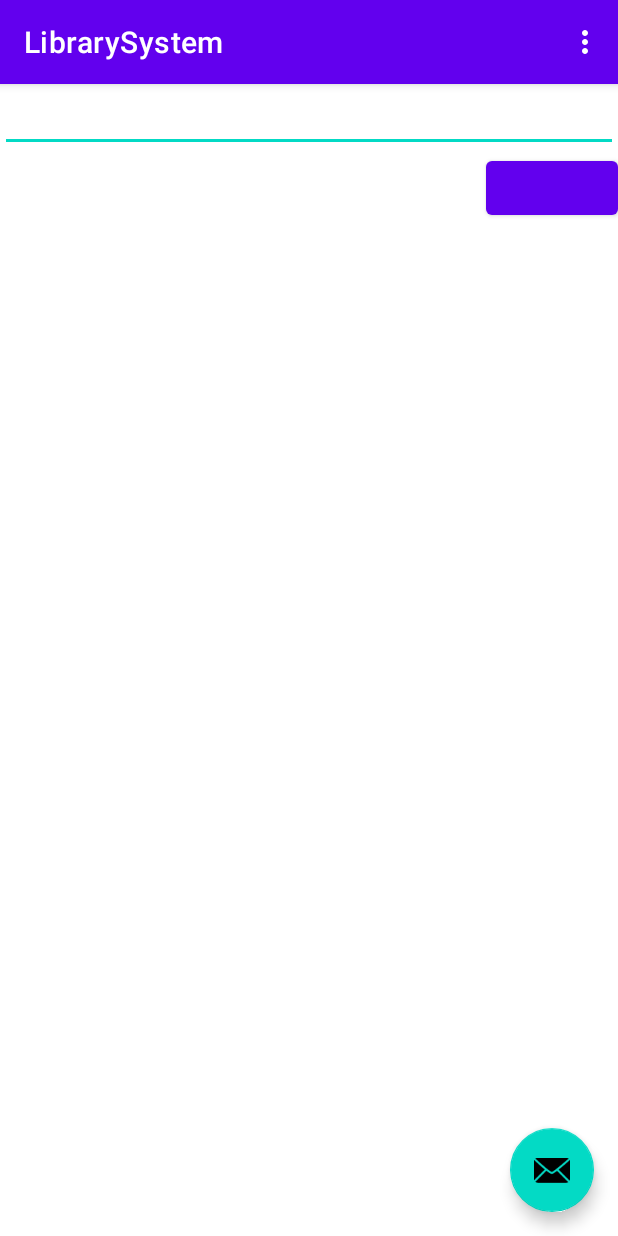
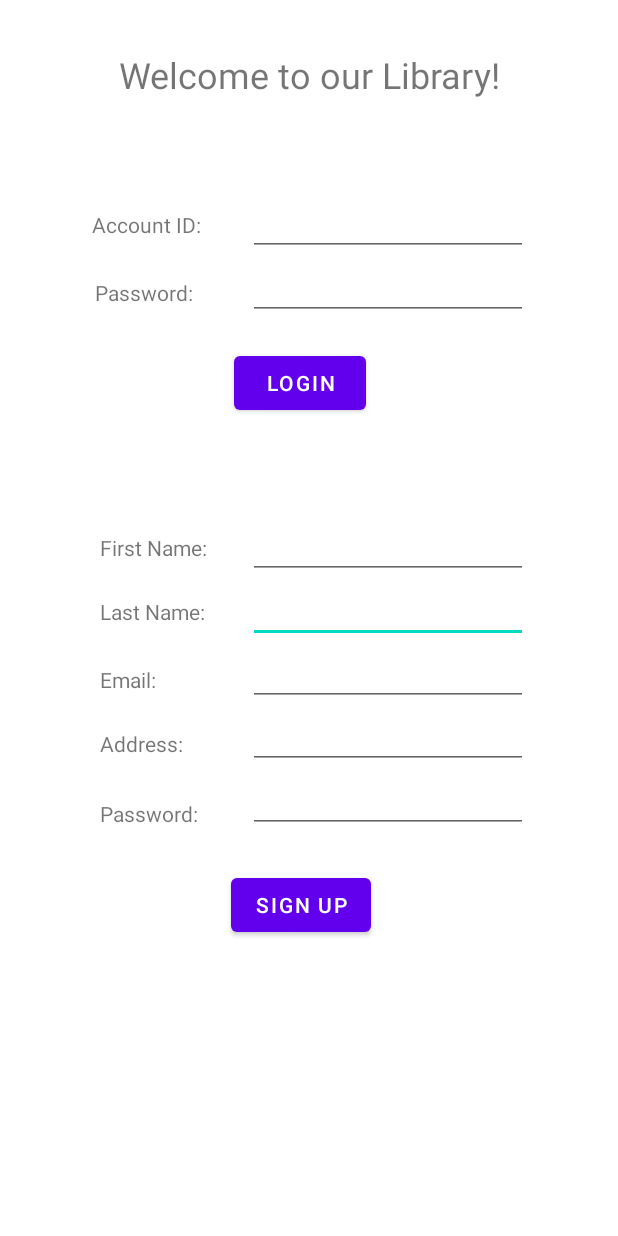
Before and after one commit to McGill-ECSE321-Fall2021/project-group-23, an Android app: the screen it shows after launch (MainActivity), on a phone screen of 412 x 824 dp. Run offline under Robolectric (Android 15) with nearby library versions, the phone set to English and light mode, and no system bars; our stand-ins replace navigation-ui.

Commit message:
Added UI for Android Login/Signup Page

```diff
--- a/LibrarySystem-Android/app/build.gradle
+++ b/LibrarySystem-Android/app/build.gradle
@@ -3,12 +3,12 @@ plugins {
 }
 
 android {
-    compileSdk 30
+    compileSdk 31
 
     defaultConfig {
         applicationId "ca.mcgill.ecse321.librarysystem"
         minSdk 21
-        targetSdk 30
+        targetSdk 31
         versionCode 1
         versionName "1.0"
 
--- a/LibrarySystem-Android/app/src/main/java/ca/mcgill/ecse321/librarysystem/MainActivity.java
+++ b/LibrarySystem-Android/app/src/main/java/ca/mcgill/ecse321/librarysystem/MainActivity.java
@@ -31,53 +31,9 @@ public class MainActivity extends AppCompatActivity {
     @Override
     protected void onCreate(Bundle savedInstanceState) {
         super.onCreate(savedInstanceState);
+        setContentView(R.layout.login);
 
-        binding = ActivityMainBinding.inflate(getLayoutInflater());
-        setContentView(binding.getRoot());
-
-        setSupportActionBar(binding.toolbar);
-
-        NavController navController = Navigation.findNavController(this, R.id.nav_host_fragment_content_main);
-        appBarConfiguration = new AppBarConfiguration.Builder(navController.getGraph()).build();
-        NavigationUI.setupActionBarWithNavController(this, navController, appBarConfiguration);
-
-        binding.fab.setOnClickListener(new View.OnClickListener() {
-            @Override
-            public void onClick(View view) {
-                Snackbar.make(view, "Replace with your own action", Snackbar.LENGTH_LONG)
-                        .setAction("Action", null).show();
-            }
-        });
-        refreshErrorMessage();
-    }
-
-    @Override
-    public boolean onCreateOptionsMenu(Menu menu) {
-        // Inflate the menu; this adds items to the action bar if it is present.
-        getMenuInflater().inflate(R.menu.menu_main, menu);
-        return true;
-    }
-
-    @Override
-    public boolean onOptionsItemSelected(MenuItem item) {
-        // Handle action bar item clicks here. The action bar will
-        // automatically handle clicks on the Home/Up button, so long
-        // as you specify a parent activity in AndroidManifest.xml.
-        int id = item.getItemId();
-
-        //noinspection SimplifiableIfStatement
-        if (id == R.id.action_settings) {
-            return true;
-        }
-
-        return super.onOptionsItemSelected(item);
-    }
-
-    @Override
-    public boolean onSupportNavigateUp() {
-        NavController navController = Navigation.findNavController(this, R.id.nav_host_fragment_content_main);
-        return NavigationUI.navigateUp(navController, appBarConfiguration)
-                || super.onSupportNavigateUp();
+        //refreshErrorMessage();
     }
 
     private void refreshErrorMessage() {
--- /dev/null
+++ b/LibrarySystem-Android/app/src/main/res/layout/customer_home_page.xml
@@ -0,0 +1,28 @@
+<?xml version="1.0" encoding="utf-8"?>
+<androidx.constraintlayout.widget.ConstraintLayout xmlns:android="http://schemas.android.com/apk/res/android"
+    xmlns:app="http://schemas.android.com/apk/res-auto"
+    xmlns:tools="http://schemas.android.com/tools"
+    android:layout_width="match_parent"
+    android:layout_height="match_parent">
+
+    <androidx.drawerlayout.widget.DrawerLayout
+        android:id="@+id/drawer_layout"
+        android:layout_width="0dp"
+        android:layout_height="0dp"
+        android:fitsSystemWindows="true"
+        app:layout_constraintBottom_toBottomOf="parent"
+        app:layout_constraintEnd_toEndOf="parent"
+        app:layout_constraintStart_toStartOf="parent"
+        app:layout_constraintTop_toTopOf="parent">
+
+        <!-- Your contents -->
+
+        <com.google.android.material.navigation.NavigationView
+            android:id="@+id/navigation"
+            android:layout_width="wrap_content"
+            android:layout_height="match_parent"
+            android:layout_gravity="start" />
+        app:menu="@menu/my_navigation_items"
+
+    </androidx.drawerlayout.widget.DrawerLayout>
+</androidx.constraintlayout.widget.ConstraintLayout>
--- /dev/null
+++ b/LibrarySystem-Android/app/src/main/res/layout/login.xml
@@ -0,0 +1,183 @@
+<?xml version="1.0" encoding="utf-8"?>
+
+<androidx.constraintlayout.widget.ConstraintLayout xmlns:android="http://schemas.android.com/apk/res/android"
+    xmlns:app="http://schemas.android.com/apk/res-auto"
+    xmlns:tools="http://schemas.android.com/tools"
+    android:layout_width="match_parent"
+    android:layout_height="match_parent">
+
+    <TextView
+        android:id="@+id/textView"
+        android:layout_width="wrap_content"
+        android:layout_height="wrap_content"
+        android:layout_marginTop="33dp"
+        android:text="Welcome to our Library!"
+        android:textSize="24sp"
+        app:layout_constraintEnd_toEndOf="parent"
+        app:layout_constraintStart_toStartOf="parent"
+        app:layout_constraintTop_toTopOf="parent" />
+
+    <EditText
+        android:id="@+id/editTextAccountId4"
+        android:layout_width="wrap_content"
+        android:layout_height="wrap_content"
+        android:ems="10"
+        android:inputType="text"
+        android:textSize="16sp"
+        app:layout_constraintStart_toStartOf="@+id/editTextAccountId3"
+        app:layout_constraintTop_toBottomOf="@+id/editTextAccountId3" />
+
+    <TextView
+        android:id="@+id/textView6"
+        android:layout_width="wrap_content"
+        android:layout_height="wrap_content"
+        android:layout_marginEnd="27dp"
+        android:text="First Name:"
+        app:layout_constraintBaseline_toBaselineOf="@+id/editTextAccountId3"
+        app:layout_constraintEnd_toStartOf="@+id/editTextAccountId3" />
+
+    <EditText
+        android:id="@+id/editTextAccountId5"
+        android:layout_width="wrap_content"
+        android:layout_height="wrap_content"
+        android:layout_marginTop="42dp"
+        android:ems="10"
+        android:inputType="textEmailAddress"
+        android:textSize="16sp"
+        app:layout_constraintStart_toStartOf="@+id/editTextAccountId4"
+        app:layout_constraintTop_toTopOf="@+id/editTextAccountId4" />
+
+    <EditText
+        android:id="@+id/editTextAccountId3"
+        android:layout_width="wrap_content"
+        android:layout_height="wrap_content"
+        android:layout_marginTop="64dp"
+        android:ems="10"
+        android:inputType="text"
+        android:textSize="16sp"
+        app:layout_constraintEnd_toEndOf="@+id/editTextTextPassword"
+        app:layout_constraintStart_toStartOf="@+id/editTextTextPassword"
+        app:layout_constraintTop_toBottomOf="@+id/button" />
+
+    <Button
+        android:id="@+id/button2"
+        android:layout_width="wrap_content"
+        android:layout_height="wrap_content"
+        android:layout_marginStart="22dp"
+        android:layout_marginTop="24dp"
+        android:text="SIGN UP"
+        app:layout_constraintStart_toEndOf="@+id/textView7"
+        app:layout_constraintTop_toBottomOf="@+id/editTextTextPassword2" />
+
+    <TextView
+        android:id="@+id/textView8"
+        android:layout_width="wrap_content"
+        android:layout_height="wrap_content"
+        android:text="Last Name:"
+        app:layout_constraintBaseline_toBaselineOf="@+id/editTextAccountId4"
+        app:layout_constraintStart_toStartOf="@+id/textView6" />
+
+    <TextView
+        android:id="@+id/textView9"
+        android:layout_width="wrap_content"
+        android:layout_height="wrap_content"
+        android:layout_marginTop="26dp"
+        android:text="Email:"
+        app:layout_constraintStart_toStartOf="@+id/textView8"
+        app:layout_constraintTop_toBottomOf="@+id/textView8" />
+
+    <EditText
+        android:id="@+id/editTextTextPassword2"
+        android:layout_width="wrap_content"
+        android:layout_height="wrap_content"
+        android:ems="10"
+        android:inputType="textPassword"
+        android:textSize="16sp"
+        app:layout_constraintStart_toStartOf="@+id/editTextAccountId6"
+        app:layout_constraintTop_toBottomOf="@+id/editTextAccountId6" />
+
+    <EditText
+        android:id="@+id/editTextAccountId6"
+        android:layout_width="wrap_content"
+        android:layout_height="wrap_content"
+        android:layout_marginTop="42dp"
+        android:ems="10"
+        android:inputType="text"
+        android:textSize="16sp"
+        app:layout_constraintStart_toStartOf="@+id/editTextAccountId5"
+        app:layout_constraintTop_toTopOf="@+id/editTextAccountId5" />
+
+    <TextView
+        android:id="@+id/textView7"
+        android:layout_width="wrap_content"
+        android:layout_height="wrap_content"
+        android:layout_marginTop="27dp"
+        android:text="Password:"
+        app:layout_constraintStart_toStartOf="@+id/textView10"
+        app:layout_constraintTop_toBottomOf="@+id/textView10" />
+
+    <TextView
+        android:id="@+id/textView10"
+        android:layout_width="wrap_content"
+        android:layout_height="wrap_content"
+        android:layout_marginTop="23dp"
+        android:text="Address:"
+        app:layout_constraintStart_toStartOf="@+id/textView9"
+        app:layout_constraintTop_toBottomOf="@+id/textView9" />
+
+    <EditText
+        android:id="@+id/editTextTextPassword"
+        android:layout_width="wrap_content"
+        android:layout_height="wrap_content"
+        android:ems="10"
+        android:inputType="textPassword"
+        android:textSize="16sp"
+        app:layout_constraintStart_toStartOf="@+id/editTextAccountId"
+        app:layout_constraintTop_toBottomOf="@+id/editTextAccountId" />
+
+    <EditText
+        android:id="@+id/editTextAccountId"
+        android:layout_width="wrap_content"
+        android:layout_height="wrap_content"
+        android:layout_marginTop="128dp"
+        android:ems="10"
+        android:inputType="number"
+        android:textSize="16sp"
+        app:layout_constraintEnd_toEndOf="parent"
+        app:layout_constraintStart_toEndOf="@+id/textView3"
+        app:layout_constraintTop_toTopOf="parent" />
+
+    <TextView
+        android:id="@+id/textView3"
+        android:layout_width="wrap_content"
+        android:layout_height="wrap_content"
+        android:layout_marginStart="1dp"
+        android:layout_marginEnd="31dp"
+        android:text="Account ID:"
+        app:layout_constraintBaseline_toBaselineOf="@+id/editTextAccountId"
+        app:layout_constraintEnd_toStartOf="@+id/editTextAccountId"
+        app:layout_constraintHorizontal_chainStyle="packed"
+        app:layout_constraintStart_toStartOf="parent" />
+
+    <TextView
+        android:id="@+id/textView4"
+        android:layout_width="wrap_content"
+        android:layout_height="wrap_content"
+        android:layout_marginStart="2dp"
+        android:layout_marginTop="26dp"
+        android:text="Password:"
+        app:layout_constraintStart_toStartOf="@+id/textView3"
+        app:layout_constraintTop_toBottomOf="@+id/textView3" />
+
+    <Button
+        android:id="@+id/button"
+        android:layout_width="wrap_content"
+        android:layout_height="wrap_content"
+        android:layout_marginStart="27dp"
+        android:layout_marginTop="18dp"
+        android:text="LOGIN"
+        app:layout_constraintStart_toEndOf="@+id/textView4"
+        app:layout_constraintTop_toBottomOf="@+id/editTextTextPassword" />
+
+
+</androidx.constraintlayout.widget.ConstraintLayout>
--- /dev/null
+++ b/LibrarySystem-Android/app/src/main/res/menu/my_navigation_items.xml
@@ -0,0 +1,5 @@
+<?xml version="1.0" encoding="utf-8"?>
+<menu xmlns:app="http://schemas.android.com/apk/res-auto"
+    xmlns:android="http://schemas.android.com/apk/res/android">
+    <item android:title="Customer Info" />
+</menu>
--- a/LibrarySystem-Android/app/src/main/res/values/strings.xml
+++ b/LibrarySystem-Android/app/src/main/res/values/strings.xml
@@ -6,6 +6,7 @@
     <string name="second_fragment_label">Second Fragment</string>
     <string name="next">Next</string>
     <string name="previous">Previous</string>
+    <string name="Login">Login</string>
 
     <string name="hello_first_fragment">Hello first fragment</string>
     <string name="hello_second_fragment">Hello second fragment. Arg: %1$s</string>
```
